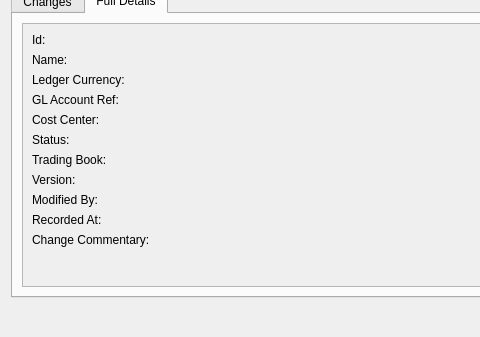
OreStudio/OreStudio, file projects/ores.qt/refdata/ui/BookHistoryDialog.ui: the form before one commit; both pictures show x 0 to 480 and y 263 to 600 of the 900 by 600 pixel window.
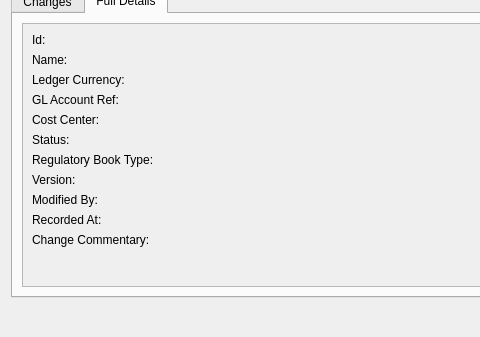
The form after the commit. The open tabs and pages were chosen to show the change.

Commit message: [ores.refdata,ores.qt,ores.codegen] Fix book_status/is_trading_book modeling bugs

Patch:
```diff
--- a/projects/ores.qt/refdata/ui/BookHistoryDialog.ui
+++ b/projects/ores.qt/refdata/ui/BookHistoryDialog.ui
@@ -236,7 +236,7 @@
                <item row="6" column="0">
                 <widget class="QLabel" name="is_trading_bookLabel">
                  <property name="text">
-                  <string>Trading Book:</string>
+                  <string>Regulatory Book Type:</string>
                  </property>
                 </widget>
                </item>
```
Left out of the diff: 4 changed lines with no effect on the pictures. The commit also changes 82 other files.
